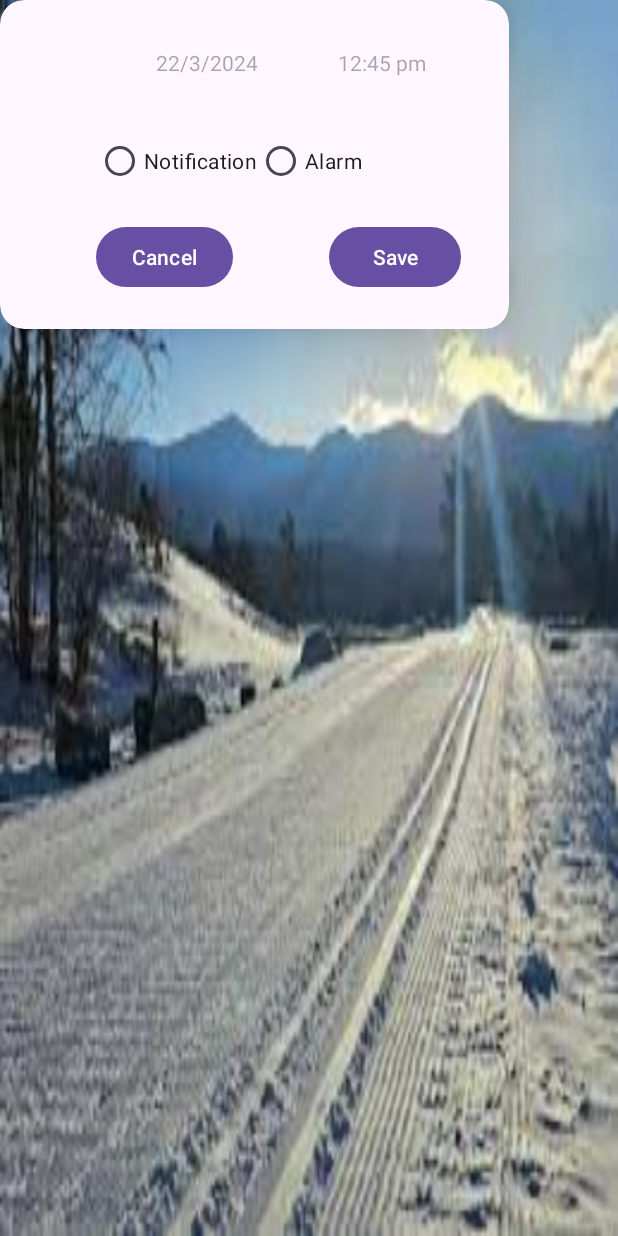
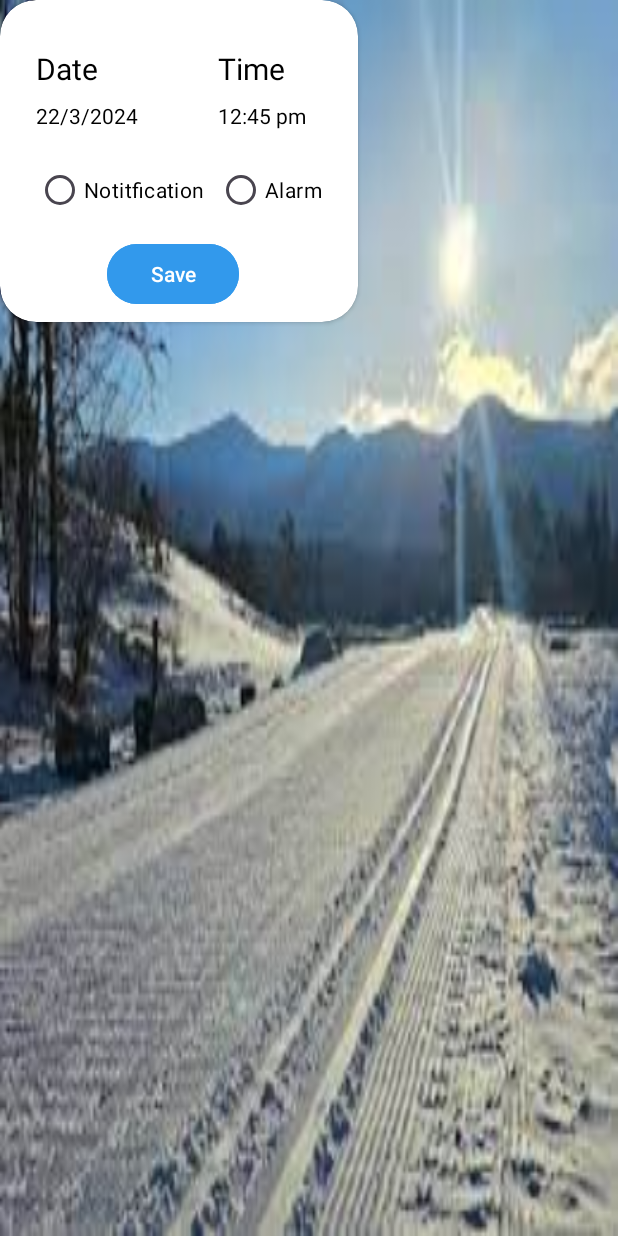
Before and after one commit to wallashaban/WeatherForecastApp, an Android app: the layout dialog_layout.xml on its own in the app's theme, with its tools: preview values and no code run, on a phone screen of 412 x 824 dp. Run offline under Robolectric (Android 15) with nearby library versions, the phone set to English and light mode, and no system bars.

Commit message:
refactor alert, alert dialog, window, favourites feature

```diff
--- a/app/src/main/AndroidManifest.xml
+++ b/app/src/main/AndroidManifest.xml
@@ -29,7 +29,7 @@
             android:enabled="true"
             android:exported="true"></service>
         <service
-            android:name=".alertFeature.model.ForegroundService"
+            android:name=".alertFeature.model.DialogService"
             android:enabled="true"
             android:exported="true"
             android:foregroundServiceType="mediaPlayback" />
--- a/app/src/main/java/com/example/weatherforecastapplication/alertFeature/model/AlertNotificationService.kt
+++ b/app/src/main/java/com/example/weatherforecastapplication/alertFeature/model/AlertNotificationService.kt
@@ -34,7 +34,7 @@ class AlertNotificationService(private val context: Context) {
             .setContentTitle("Weather Alert")
             .setContentText(description)
             .setCategory(Notification.CATEGORY_ALARM)
-            .setLargeIcon(icon)
+           // .setLargeIcon(icon)
             .setContentIntent(pendingIntent)
             .build()
     }
--- a/app/src/main/java/com/example/weatherforecastapplication/alertFeature/model/ForegroundService.kt
+++ b/app/src/main/java/com/example/weatherforecastapplication/alertFeature/model/DialogService.kt
@@ -11,7 +11,7 @@ import com.example.weatherforecastapplication.R
 import com.example.weatherforecastapplication.alertFeature.view.Window
 
 
-class ForegroundService : Service() {
+class DialogService : Service() {
     private lateinit var  mediaPlayer:MediaPlayer
     override fun onBind(intent: Intent): IBinder? {
         throw UnsupportedOperationException("Not yet implemented")
@@ -34,9 +34,8 @@ class ForegroundService : Service() {
 
     }
     override fun onStartCommand(intent: Intent, flags: Int, startId: Int): Int {
-        Log.i("TAG", "onStartCommand: ")
         val desc = intent.getStringExtra("description")
-        val window = Window(this@ForegroundService,
+        val window = Window(this@DialogService,
             desc?:"The weather is fine :)")
         window.open()
         mediaPlayer.start()
--- a/app/src/main/java/com/example/weatherforecastapplication/favouritesFeature/view/FavouritesFragment.kt
+++ b/app/src/main/java/com/example/weatherforecastapplication/favouritesFeature/view/FavouritesFragment.kt
@@ -87,7 +87,7 @@ class FavouritesFragment : Fragment() {
         binding.floatingActionButton.setOnClickListener {
             if (checkConnectivity(requireContext())) {
                 val action = FavouritesFragmentDirections
-                    .actionFavouritesFragmentToMapFragment(getString(R.string.fav))
+                    .actionFavouritesFragmentToMapFragment("fav")
                 Navigation.findNavController(requireView())
                     .navigate(action)
             } else {
--- a/app/src/main/java/com/example/weatherforecastapplication/weatherFeature/view/HomeFragment.kt
+++ b/app/src/main/java/com/example/weatherforecastapplication/weatherFeature/view/HomeFragment.kt
@@ -357,7 +357,7 @@ class HomeFragment : Fragment() {
         ) {
             Log.i(TAG, "onLocationResult: getCurrentLocation")
             weatherViewModel.getCurrentWeatherUsingRoom()
-        } else if(isTempChanged && lat==0F){
+        } else if(lat==0F){
             if (checkConnectivity(requireContext())) {
                 weatherViewModel.getFiveDaysForecast(weatherParam)
                 isChanged = true
--- a/app/src/main/res/layout/dialog_layout.xml
+++ b/app/src/main/res/layout/dialog_layout.xml
@@ -3,48 +3,60 @@
 <androidx.cardview.widget.CardView xmlns:android="http://schemas.android.com/apk/res/android"
     xmlns:app="http://schemas.android.com/apk/res-auto"
     xmlns:tools="http://schemas.android.com/tools"
-    style="@style/CardViewStyle"
     android:layout_width="wrap_content"
-    android:layout_height="wrap_content">
+    android:layout_height="wrap_content"
+    android:background="@color/white"
+    android:backgroundTint="@color/white"
+    android:elevation="32dp"
+    app:cardBackgroundColor="@color/white"
+    app:cardCornerRadius="24dp">
 
     <androidx.constraintlayout.widget.ConstraintLayout
 
         android:layout_width="match_parent"
         android:layout_height="match_parent"
+        android:layout_marginEnd="8dp"
+        android:backgroundTint="@color/light"
         android:paddingStart="16dp"
         android:paddingEnd="16dp">
-
 
         <TextView
             android:id="@+id/dateAlert"
             android:layout_width="wrap_content"
             android:layout_height="wrap_content"
-            android:layout_marginStart="72dp"
-            android:layout_marginTop="16dp"
+            android:layout_marginStart="8dp"
+            android:layout_marginTop="8dp"
             android:clickable="true"
             android:focusable="false"
             android:hint="22/3/2024"
+            android:textColor="@color/black"
+            android:textColorHighlight="@color/black"
+            android:textColorHint="@color/black"
+            android:textColorLink="@color/black"
             app:layout_constraintStart_toStartOf="parent"
-            app:layout_constraintTop_toTopOf="parent" />
+            app:layout_constraintTop_toBottomOf="@+id/textView5" />
 
         <TextView
             android:id="@+id/timeAlert"
             android:layout_width="wrap_content"
             android:layout_height="wrap_content"
             android:layout_marginStart="53dp"
-            android:layout_marginTop="16dp"
             android:clickable="true"
             android:focusable="false"
             android:hint="12:45 pm"
+            android:textColor="@color/black"
+            android:textColorHighlight="@color/black"
+            android:textColorHint="@color/black"
+            android:textColorLink="@color/black"
             app:layout_constraintStart_toEndOf="@+id/dateAlert"
-            app:layout_constraintTop_toTopOf="parent" />
+            app:layout_constraintTop_toTopOf="@+id/dateAlert" />
 
         <RadioGroup
             android:id="@+id/radioGroupNotification"
             android:layout_width="match_parent"
             android:layout_height="wrap_content"
-            android:layout_marginStart="32dp"
-            android:layout_marginTop="32dp"
+            android:layout_marginStart="8dp"
+            android:layout_marginTop="16dp"
             android:orientation="horizontal"
             android:visibility="visible"
             app:layout_constraintStart_toStartOf="parent"
@@ -54,37 +66,59 @@
                 android:id="@+id/notification"
                 android:layout_width="wrap_content"
                 android:layout_height="wrap_content"
-                android:text="Notification" />
+                android:layout_marginEnd="8dp"
+                android:text="@string/notifications"
+                android:textColor="@color/black" />
 
             <RadioButton
                 android:id="@+id/alarm"
                 android:layout_width="wrap_content"
                 android:layout_height="wrap_content"
-                android:text="Alarm" />
+                android:text="@string/alarm"
+                android:textColor="@color/black" />
         </RadioGroup>
 
         <Button
             android:id="@+id/save"
-            android:layout_width="0dp"
+            android:layout_width="wrap_content"
             android:layout_height="wrap_content"
-            android:layout_marginStart="64dp"
-            android:layout_marginTop="16dp"
+            android:layout_marginTop="8dp"
             android:layout_marginBottom="8dp"
             android:layout_weight="1"
-            android:text="Save"
+            android:backgroundTint="#FF3299EC"
+            android:text="@string/saveD"
             app:layout_constraintBottom_toBottomOf="parent"
-            app:layout_constraintStart_toEndOf="@+id/cancel"
+            app:layout_constraintEnd_toEndOf="parent"
+            app:layout_constraintStart_toStartOf="parent"
             app:layout_constraintTop_toBottomOf="@+id/radioGroupNotification" />
 
-        <Button
-            android:id="@+id/cancel"
-            android:layout_width="0dp"
+        <TextView
+            android:id="@+id/textView5"
+            android:layout_width="wrap_content"
             android:layout_height="wrap_content"
-            android:layout_marginStart="32dp"
-            android:layout_weight="1"
-            android:text="Cancel"
-            app:layout_constraintStart_toStartOf="parent"
-            app:layout_constraintTop_toTopOf="@+id/save" />
+            android:layout_marginTop="32dp"
+            android:shadowColor="@color/black"
+            android:text="@string/date"
+            android:textColor="@color/black"
+            android:textColorHighlight="@color/black"
+            android:textColorHint="@color/black"
+            android:textColorLink="@color/black"
+            android:textSize="20sp"
+            app:layout_constraintStart_toStartOf="@+id/dateAlert"
+            app:layout_constraintTop_toTopOf="parent" />
+
+        <TextView
+            android:id="@+id/textView15"
+            android:layout_width="wrap_content"
+            android:layout_height="wrap_content"
+            android:text="@string/time"
+            android:textColor="@color/black"
+            android:textColorHighlight="@color/black"
+            android:textColorHint="@color/black"
+            android:textColorLink="@color/black"
+            android:textSize="20sp"
+            app:layout_constraintStart_toStartOf="@+id/timeAlert"
+            app:layout_constraintTop_toTopOf="@+id/textView5" />
 
     </androidx.constraintlayout.widget.ConstraintLayout>
 </androidx.cardview.widget.CardView>
--- a/app/src/main/res/layout/fav_layout.xml
+++ b/app/src/main/res/layout/fav_layout.xml
@@ -32,7 +32,6 @@
                     android:id="@+id/cityName"
                     android:layout_width="300dp"
                     android:layout_height="wrap_content"
-                    android:layout_marginStart="4dp"
                     android:text="@{weather.name}"
                     android:textAlignment="textStart"
                     android:textSize="16sp"
@@ -51,7 +50,6 @@
                     android:id="@+id/imageView9"
                     android:layout_width="wrap_content"
                     android:layout_height="wrap_content"
-                    android:layout_marginTop="8dp"
                     app:layout_constraintStart_toStartOf="parent"
                     app:layout_constraintTop_toTopOf="parent"
                     app:srcCompat="@drawable/location" />
--- a/app/src/main/res/layout/fragment_map.xml
+++ b/app/src/main/res/layout/fragment_map.xml
@@ -17,7 +17,7 @@
     android:layout_height="match_parent"
     android:background="@color/white"
     android:backgroundTint="@color/white"
-    tools:context=".weatherFeature.view.MapFragment">
+    tools:context=".favouritesFeature.view.MapFragment">
 
     <com.google.android.gms.maps.MapView
         android:id="@+id/map"
--- a/app/src/main/res/navigation/nav_graph.xml
+++ b/app/src/main/res/navigation/nav_graph.xml
@@ -34,7 +34,7 @@
     </fragment>
     <fragment
         android:id="@+id/mapFragment"
-        android:name="com.example.weatherforecastapplication.weatherFeature.view.MapFragment"
+        android:name="com.example.weatherforecastapplication.favouritesFeature.view.MapFragment"
         android:label="fragment_map"
         tools:layout="@layout/fragment_map" >
         <action
--- a/app/src/main/res/values/strings.xml
+++ b/app/src/main/res/values/strings.xml
@@ -59,4 +59,11 @@
     <string name="savedalerts">Your Alerts</string>
     <string name="noAlerts">No Alerts</string>
     <string name="noFav">No Favourites</string>
+    <string name="cancel">Cancel</string>
+    <string name="saveD">Save</string>
+    <string name="date">Date</string>
+    <string name="time">Time</string>
+    <string name="notifications">Notitfication</string>
+    <string name="alarm">Alarm</string>
+    <string name="datetime">Please set date and time</string>
 </resources>
```
Also changed, not shown: app/src/main/java/com/example/weatherforecastapplication/alertFeature/model/WorkManager.kt (+5 -12 lines), app/src/main/java/com/example/weatherforecastapplication/alertFeature/view/AlertDialog.kt (+50 -70 lines), app/src/main/java/com/example/weatherforecastapplication/alertFeature/view/AlertFragment.kt (+3 -5 lines), app/src/main/java/com/example/weatherforecastapplication/alertFeature/view/Window.kt (+18 -21 lines), app/src/main/java/com/example/weatherforecastapplication/alertFeature/view/WorkParam.kt (added, +12 -0 lines), app/src/main/java/com/example/weatherforecastapplication/alertFeature/viewModel/AlertViewModel.kt (+7 -15 lines), app/src/main/java/com/example/weatherforecastapplication/favouritesFeature/view/MapFragment.kt (renamed from app/src/main/java/com/example/weatherforecastapplication/weatherFeature/view/MapFragment.kt, +27 -21 lines), app/src/main/res/layout/popup_window_layout.xml (+2 -12 lines), 1 other file.
